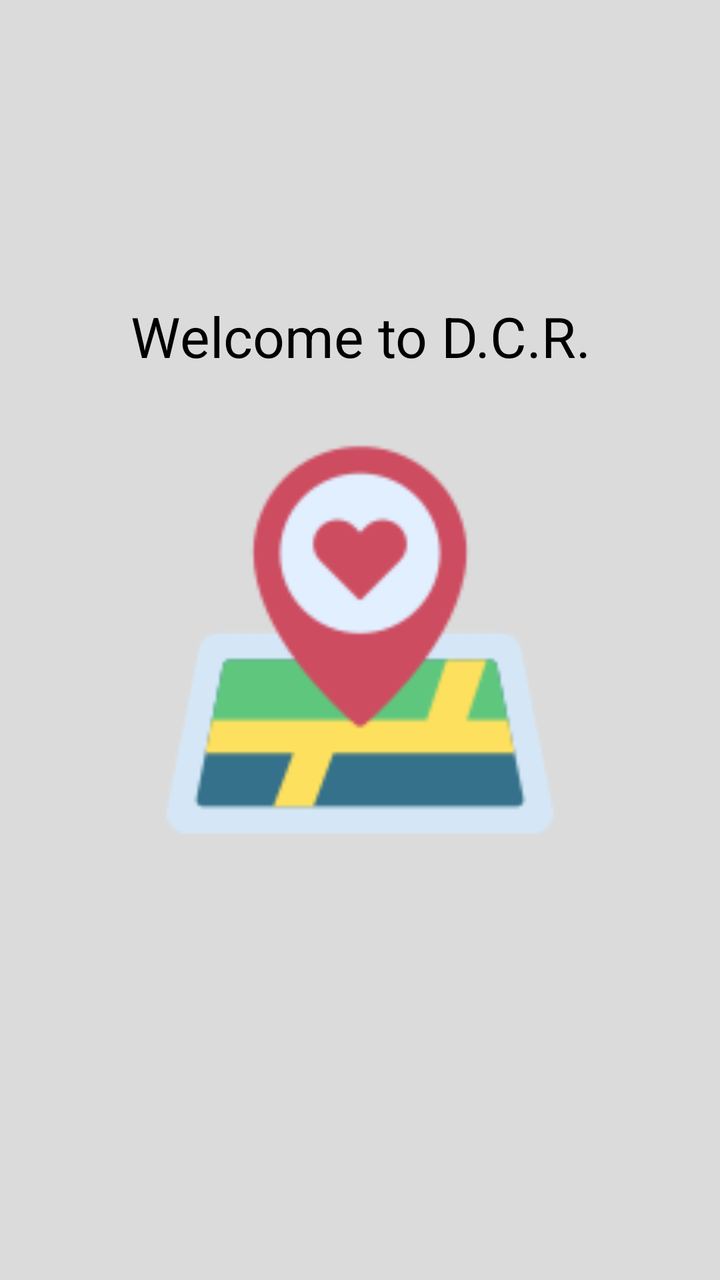
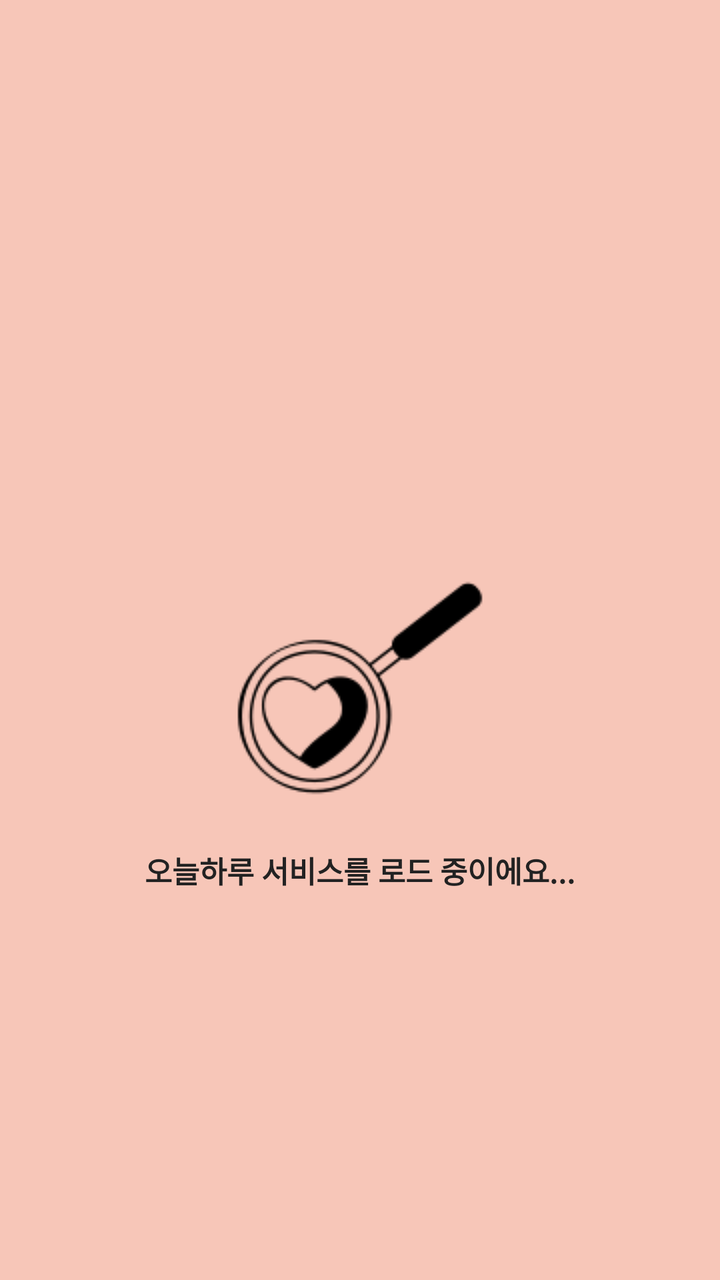

An Android layout rendered at two revisions. The XML below is the earlier revision; the diff shows what the commit changed to produce the second picture.
<!-- AndroidManifest.xml: application theme Theme.DateCourseRecommendApplication -->
<!-- res/layout/splash_activity.xml -->
<?xml version="1.0" encoding="utf-8"?>
<androidx.constraintlayout.widget.ConstraintLayout xmlns:android="http://schemas.android.com/apk/res/android"
    xmlns:app="http://schemas.android.com/apk/res-auto"
    xmlns:tools="http://schemas.android.com/tools"
    android:layout_width="match_parent"
    android:layout_height="match_parent"
    android:background="#DBDBDB"
    tools:context=".Activity.UtilForUI.SplashActivity">

    <ImageView
        android:id="@+id/imgLogo"
        android:layout_width="200dp"
        android:layout_height="200dp"
        android:src = "@drawable/app_logo_color_128px"
        app:layout_constraintBottom_toBottomOf="parent"
        app:layout_constraintTop_toTopOf="parent"
        app:layout_constraintStart_toStartOf="parent"
        app:layout_constraintEnd_toEndOf="parent" />

    <TextView
        android:layout_width="240dp"
        android:layout_height="48dp"
        app:layout_constraintBottom_toTopOf="@+id/imgLogo"
        app:layout_constraintEnd_toEndOf="parent"
        app:layout_constraintStart_toStartOf="parent"
        android:layout_marginBottom="28dp"
        android:text="Welcome to D.C.R."
        android:backgroundTint="@color/black"
        android:gravity="center"
        android:textSize="28dp"
        android:textColor="@color/black"
        />


</androidx.constraintlayout.widget.ConstraintLayout>
<!-- resources referenced by this layout -->
<resources>
  <color name="black">#FF000000</color>
  <!-- drawable app_logo_color_128px: png bitmap (drawable, 5389 bytes) -->
  <style name="Theme.DateCourseRecommendApplication" parent="Theme.MaterialComponents.DayNight.NoActionBar">
      
  
      
      <item name="colorPrimary">@color/purple_500</item>
      <item name="colorPrimaryVariant">@color/purple_700</item>
      <item name="colorOnPrimary">@color/white</item>
      
      <item name="colorSecondary">@color/teal_200</item>
      <item name="colorSecondaryVariant">@color/teal_700</item>
      <item name="colorOnSecondary">@color/black</item>
      
      <item name="android:statusBarColor">?attr/colorPrimaryVariant</item>
      
  </style>
  <color name="purple_500">#FF6200EE</color>
  <color name="purple_700">#FF3700B3</color>
  <color name="white">#FFFFFFFF</color>
  <color name="teal_200">#FF03DAC5</color>
  <color name="teal_700">#FF018786</color>
</resources>

<!-- the commit's change to res/layout/splash_activity.xml (unified diff, before → after) -->
@@ -1,35 +1,38 @@
 <?xml version="1.0" encoding="utf-8"?>
-<androidx.constraintlayout.widget.ConstraintLayout xmlns:android="http://schemas.android.com/apk/res/android"
+<androidx.constraintlayout.widget.ConstraintLayout
+    xmlns:android="http://schemas.android.com/apk/res/android"
     xmlns:app="http://schemas.android.com/apk/res-auto"
     xmlns:tools="http://schemas.android.com/tools"
     android:layout_width="match_parent"
     android:layout_height="match_parent"
-    android:background="#DBDBDB"
-    tools:context=".Activity.UtilForUI.SplashActivity">
+    android:background="#F7C6B8">
+
+    
+
+    
 
     <ImageView
-        android:id="@+id/imgLogo"
-        android:layout_width="200dp"
-        android:layout_height="200dp"
-        android:src = "@drawable/app_logo_color_128px"
-        app:layout_constraintBottom_toBottomOf="parent"
-        app:layout_constraintTop_toTopOf="parent"
+        android:id="@+id/ivAppIcon"
+        android:layout_width="128dp"
+        android:layout_height="128dp"
+        android:layout_marginTop="280dp"
+        android:contentDescription="app icon"
+        android:src="@drawable/app_icon_128px"
+        app:layout_constraintEnd_toEndOf="parent"
         app:layout_constraintStart_toStartOf="parent"
-        app:layout_constraintEnd_toEndOf="parent" />
+        app:layout_constraintTop_toTopOf="parent" />
 
     <TextView
-        android:layout_width="240dp"
-        android:layout_height="48dp"
-        app:layout_constraintBottom_toTopOf="@+id/imgLogo"
-        app:layout_constraintEnd_toEndOf="parent"
+        android:id="@+id/tvLoading"
+        android:layout_width="wrap_content"
+        android:layout_height="wrap_content"
+        android:text="오늘하루 서비스를 로드 중이에요..."
+        android:textSize="15sp"
+        android:textStyle="bold"
+        android:textColor="#222222"
+        android:layout_marginTop="16dp"
+        app:layout_constraintTop_toBottomOf="@id/ivAppIcon"
         app:layout_constraintStart_toStartOf="parent"
-        android:layout_marginBottom="28dp"
-        android:text="Welcome to D.C.R."
-        android:backgroundTint="@color/black"
-        android:gravity="center"
-        android:textSize="28dp"
-        android:textColor="@color/black"
-        />
-
+        app:layout_constraintEnd_toEndOf="parent"/>
 
 </androidx.constraintlayout.widget.ConstraintLayout>
<!-- resource entries referenced after the edit -->
@@ -1,22 +1,22 @@
 <!-- resources referenced by this layout -->
 <resources>
+  <!-- drawable app_icon_128px: png bitmap (drawable, 4313 bytes) -->
   <color name="black">#FF000000</color>
-  <!-- drawable app_logo_color_128px: png bitmap (drawable, 5389 bytes) -->
-  <style name="Theme.DateCourseRecommendApplication" parent="Theme.MaterialComponents.DayNight.NoActionBar">
-      
+  <color name="top_bar_bg">#F7C6B8</color>
+  <style name="Theme.DateCourseRecommendApplication" parent="Theme.MaterialComponents.Light.NoActionBar">
   
-      
-      <item name="colorPrimary">@color/purple_500</item>
-      <item name="colorPrimaryVariant">@color/purple_700</item>
-      <item name="colorOnPrimary">@color/white</item>
-      
-      <item name="colorSecondary">@color/teal_200</item>
-      <item name="colorSecondaryVariant">@color/teal_700</item>
-      <item name="colorOnSecondary">@color/black</item>
-      
-      <item name="android:statusBarColor">?attr/colorPrimaryVariant</item>
-      
-  </style>
+          <item name="colorPrimary">@color/purple_500</item>
+          <item name="colorPrimaryVariant">@color/purple_700</item>
+          <item name="colorOnPrimary">@color/white</item>
+  
+          <item name="colorSecondary">@color/teal_200</item>
+          <item name="colorSecondaryVariant">@color/teal_700</item>
+          <item name="colorOnSecondary">@color/black</item>
+  
+          <item name="android:statusBarColor">@color/top_bar_bg</item>
+          <item name="android:windowLightStatusBar">true</item>
+  
+      </style>
   <color name="purple_500">#FF6200EE</color>
   <color name="purple_700">#FF3700B3</color>
   <color name="white">#FFFFFFFF</color>
